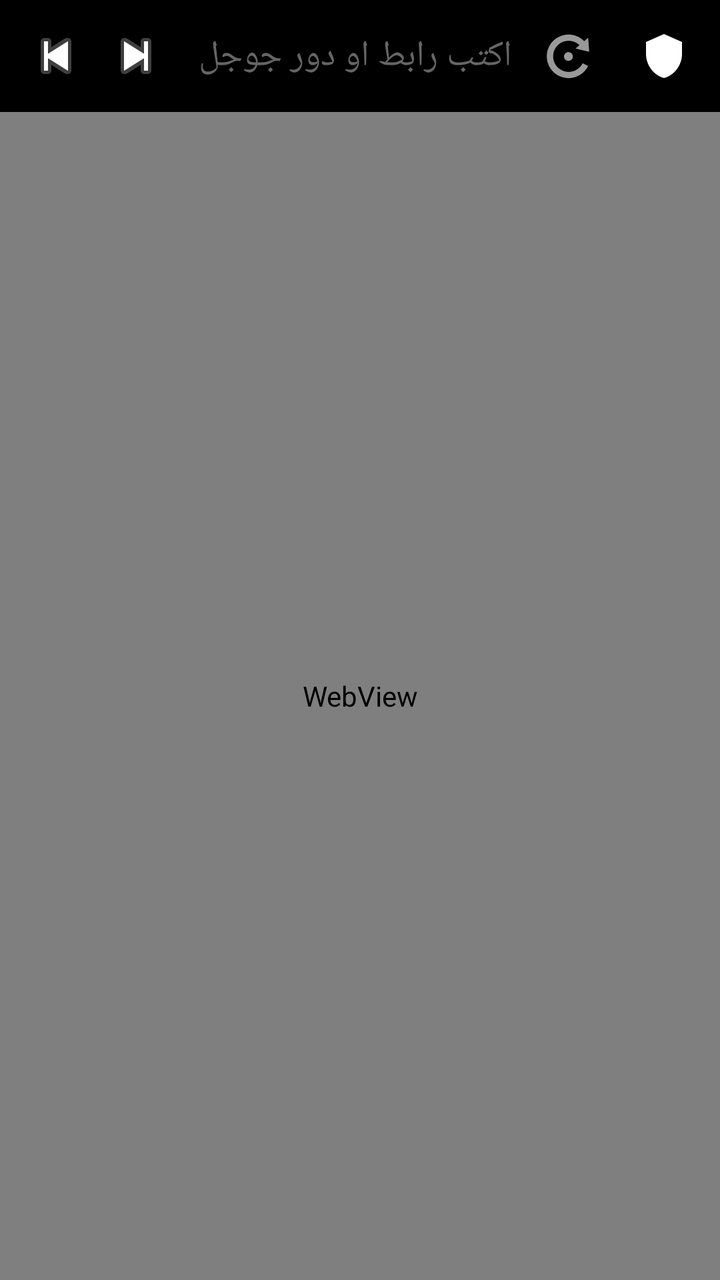
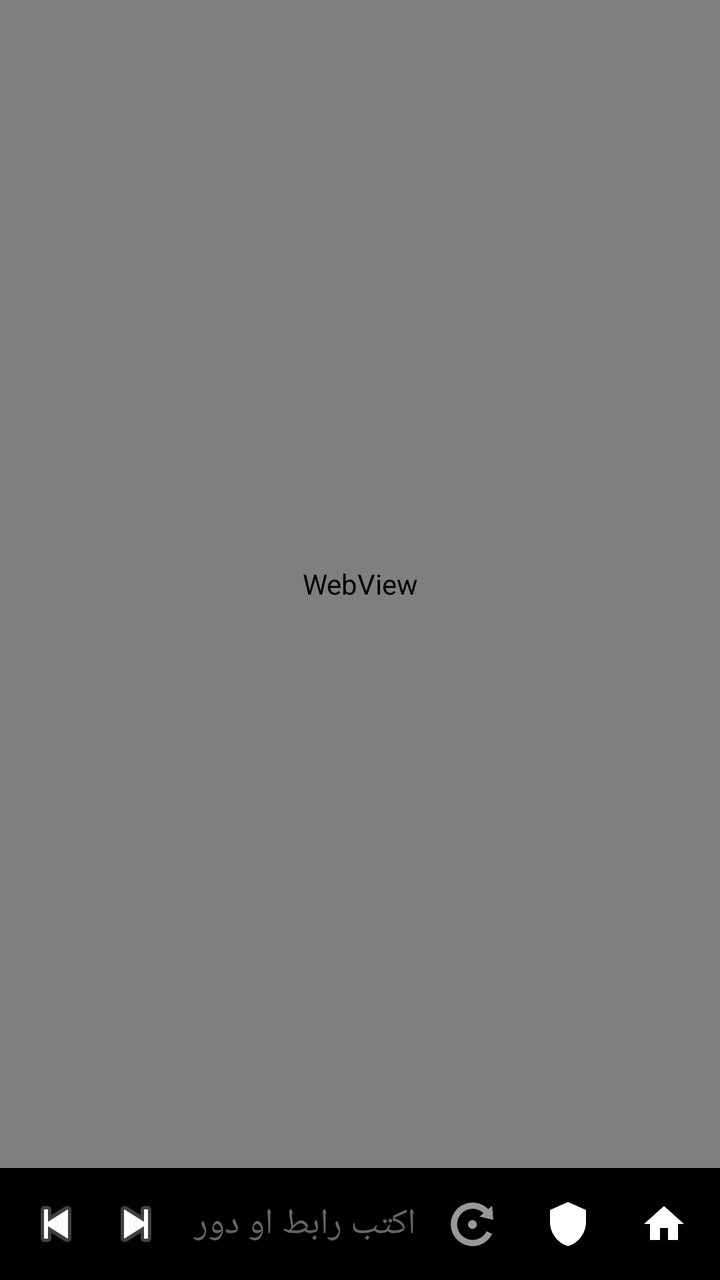

An Android layout rendered at two revisions. The XML below is the earlier revision; the diff shows what the commit changed to produce the second picture.
<!-- AndroidManifest.xml: application theme Theme.BlackBrowser -->
<!-- res/layout/activity_main.xml -->
<?xml version="1.0" encoding="utf-8"?>
<LinearLayout xmlns:android="http://schemas.android.com/apk/res/android"
    android:layout_width="match_parent"
    android:layout_height="match_parent"
    android:orientation="vertical"
    android:background="@color/pure_black">

    <LinearLayout
        android:layout_width="match_parent"
        android:layout_height="wrap_content"
        android:orientation="horizontal"
        android:gravity="center_vertical"
        android:background="@color/pure_black"
        android:paddingStart="8dp"
        android:paddingEnd="8dp"
        android:paddingTop="8dp"
        android:paddingBottom="8dp">

        <ImageButton
            android:id="@+id/btnBack"
            android:layout_width="40dp"
            android:layout_height="40dp"
            android:src="@android:drawable/ic_media_previous"
            android:background="@android:color/transparent"
            android:contentDescription="Back" />

        <ImageButton
            android:id="@+id/btnForward"
            android:layout_width="40dp"
            android:layout_height="40dp"
            android:src="@android:drawable/ic_media_next"
            android:background="@android:color/transparent"
            android:contentDescription="Forward" />

        <EditText
            android:id="@+id/editUrl"
            android:layout_width="0dp"
            android:layout_height="40dp"
            android:layout_weight="1"
            android:layout_marginStart="8dp"
            android:hint="@string/url_hint"
            android:textColor="@color/white"
            android:textColorHint="@color/gray_hint"
            android:background="@color/pure_black"
            android:singleLine="true"
            android:inputType="textUri"
            android:imeOptions="actionGo" />

        <ImageButton
            android:id="@+id/btnReload"
            android:layout_width="40dp"
            android:layout_height="40dp"
            android:layout_marginStart="8dp"
            android:src="@android:drawable/ic_menu_rotate"
            android:background="@android:color/transparent"
            android:contentDescription="Reload" />

        <ImageButton
            android:id="@+id/btnAdBlock"
            android:layout_width="40dp"
            android:layout_height="40dp"
            android:layout_marginStart="8dp"
            android:src="@drawable/ic_shield"
            android:background="@android:color/transparent"
            android:contentDescription="@string/adblock_desc_on" />

    </LinearLayout>

    <ProgressBar
        android:id="@+id/progressBar"
        style="?android:attr/progressBarStyleHorizontal"
        android:layout_width="match_parent"
        android:layout_height="3dp"
        android:max="100"
        android:progressTint="@color/white"
        android:visibility="gone" />

    <WebView
        android:id="@+id/webView"
        android:layout_width="match_parent"
        android:layout_height="0dp"
        android:layout_weight="1"
        android:background="@color/pure_black" />

</LinearLayout>
<!-- resources referenced by this layout -->
<resources>
  <color name="gray_hint">#FF666666</color>
  <color name="pure_black">#FF000000</color>
  <color name="white">#FFFFFFFF</color>
  <!-- drawable ic_shield (drawable) -->
  <vector xmlns:android="http://schemas.android.com/apk/res/android"
      android:width="24dp"
      android:height="24dp"
      android:viewportWidth="24"
      android:viewportHeight="24">
      <path
          android:fillColor="#FFFFFFFF"
          android:pathData="M12,1L3,5v6c0,5.55 3.84,10.74 9,12 5.16,-1.26 9,-6.45 9,-12V5L12,1z"/>
  </vector>
  <string name="adblock_desc_on">مانع الإعلانات: شغال</string>
  <string name="url_hint">اكتب رابط او دور جوجل</string>
  <style name="Theme.BlackBrowser" parent="Theme.AppCompat.NoActionBar">
          <item name="android:windowBackground">@color/pure_black</item>
          <item name="colorPrimary">@color/pure_black</item>
          <item name="colorPrimaryDark">@color/pure_black</item>
          <item name="android:statusBarColor">@color/pure_black</item>
          <item name="android:navigationBarColor">@color/pure_black</item>
          <item name="android:textColorPrimary">@color/white</item>
      </style>
</resources>

<!-- the commit's change to res/layout/activity_main.xml (unified diff, before → after) -->
@@ -4,6 +4,22 @@
     android:layout_height="match_parent"
     android:orientation="vertical"
     android:background="@color/pure_black">
+
+    <ProgressBar
+        android:id="@+id/progressBar"
+        style="?android:attr/progressBarStyleHorizontal"
+        android:layout_width="match_parent"
+        android:layout_height="3dp"
+        android:max="100"
+        android:progressTint="@color/white"
+        android:visibility="gone" />
+
+    <WebView
+        android:id="@+id/webView"
+        android:layout_width="match_parent"
+        android:layout_height="0dp"
+        android:layout_weight="1"
+        android:background="@color/pure_black" />
 
     <LinearLayout
         android:layout_width="match_parent"
@@ -64,22 +80,15 @@
             android:background="@android:color/transparent"
             android:contentDescription="@string/adblock_desc_on" />
 
+        <ImageButton
+            android:id="@+id/btnSetLauncher"
+            android:layout_width="40dp"
+            android:layout_height="40dp"
+            android:layout_marginStart="8dp"
+            android:src="@drawable/ic_home"
+            android:background="@android:color/transparent"
+            android:contentDescription="@string/set_launcher_desc" />
+
     </LinearLayout>
 
-    <ProgressBar
-        android:id="@+id/progressBar"
-        style="?android:attr/progressBarStyleHorizontal"
-        android:layout_width="match_parent"
-        android:layout_height="3dp"
-        android:max="100"
-        android:progressTint="@color/white"
-        android:visibility="gone" />
-
-    <WebView
-        android:id="@+id/webView"
-        android:layout_width="match_parent"
-        android:layout_height="0dp"
-        android:layout_weight="1"
-        android:background="@color/pure_black" />
-
 </LinearLayout>
<!-- resource entries referenced after the edit -->
@@ -3,6 +3,16 @@
   <color name="gray_hint">#FF666666</color>
   <color name="pure_black">#FF000000</color>
   <color name="white">#FFFFFFFF</color>
+  <!-- drawable ic_home (drawable) -->
+  <vector xmlns:android="http://schemas.android.com/apk/res/android"
+      android:width="24dp"
+      android:height="24dp"
+      android:viewportWidth="24"
+      android:viewportHeight="24">
+      <path
+          android:fillColor="#FFFFFFFF"
+          android:pathData="M10,20v-6h4v6h5v-8h3L12,3 2,12h3v8z"/>
+  </vector>
   <!-- drawable ic_shield (drawable) -->
   <vector xmlns:android="http://schemas.android.com/apk/res/android"
       android:width="24dp"
@@ -14,6 +24,7 @@
           android:pathData="M12,1L3,5v6c0,5.55 3.84,10.74 9,12 5.16,-1.26 9,-6.45 9,-12V5L12,1z"/>
   </vector>
   <string name="adblock_desc_on">مانع الإعلانات: شغال</string>
+  <string name="set_launcher_desc">تعيين كشاشة رئيسية افتراضية</string>
   <string name="url_hint">اكتب رابط او دور جوجل</string>
   <style name="Theme.BlackBrowser" parent="Theme.AppCompat.NoActionBar">
           <item name="android:windowBackground">@color/pure_black</item>
